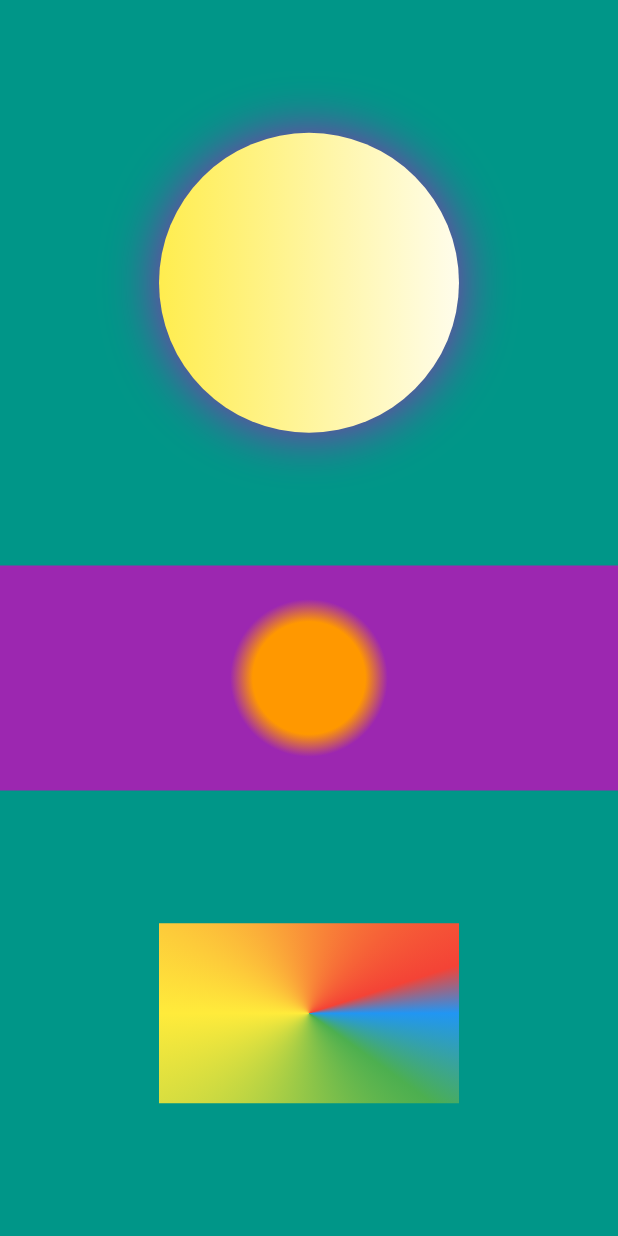
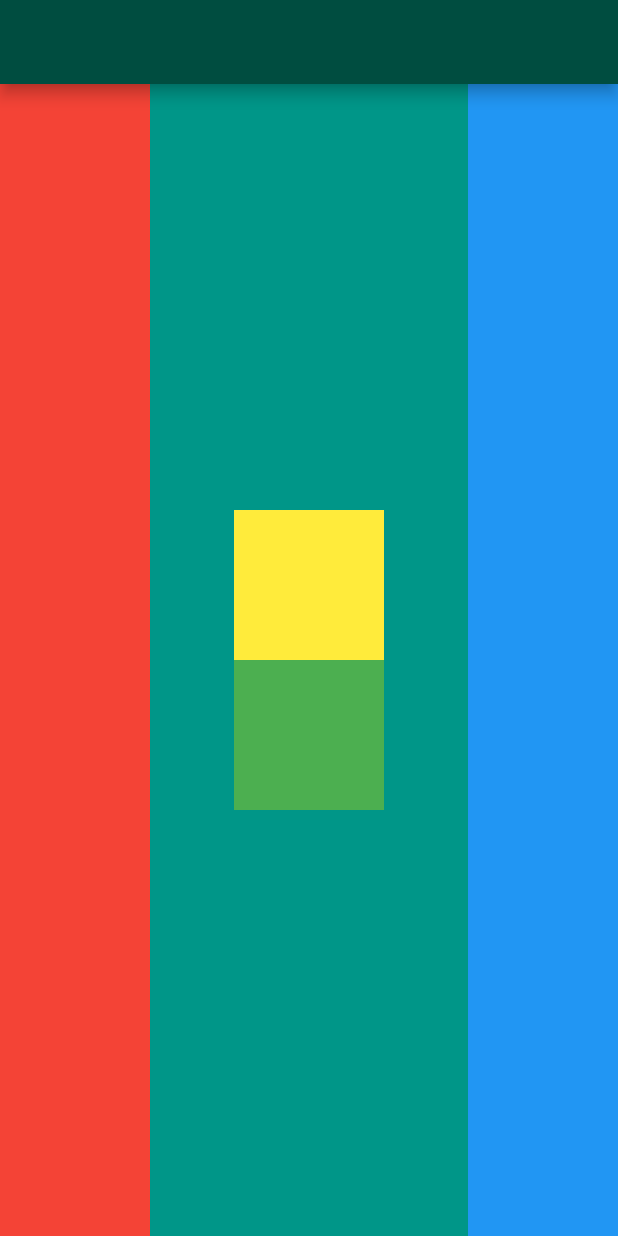
Before and after one commit to cicelcup/Learning_Flutter_MyCard, a Flutter app: the screen it shows after launch, on a phone screen of 412 x 824 dp. Run offline on Flutter 3.47's test engine with Material 2 defaults, Android fonts, the light colour scheme and no system bars; our stand-ins replace google_fonts.

Commit message:
Add my second card to the project

```diff
--- a/lib/main.dart
+++ b/lib/main.dart
@@ -1,10 +1,11 @@
 import 'package:flutter/material.dart';
 import 'my_card.dart';
 import 'my_first_card.dart';
+import 'my_second_card.dart';
 import 'theme.dart';
 
 void main() {
-  runApp(MyFirstCard());
+  runApp(MySecondCard());
 }
 
 class MyApp extends StatelessWidget {
--- /dev/null
+++ b/lib/my_second_card.dart
@@ -0,0 +1,48 @@
+import 'package:flutter/material.dart';
+
+class MySecondCard extends StatelessWidget {
+  // This widget is the root of your application.
+  @override
+  Widget build(BuildContext context) {
+    return MaterialApp(
+      home: Scaffold(
+        backgroundColor: Colors.teal,
+        appBar: AppBar(
+          backgroundColor: Colors.teal[900],
+        ),
+        body: SafeArea(
+          child: Row(
+            mainAxisAlignment: MainAxisAlignment.spaceBetween,
+            children: <Widget>[
+              Container(
+                width: 100,
+                height: double.infinity,
+                color: Colors.red,
+              ),
+              Column(
+                mainAxisAlignment: MainAxisAlignment.center,
+                children: <Widget>[
+                  Container(
+                    color: Colors.yellow,
+                    width: 100,
+                    height: 100,
+                  ),
+                  Container(
+                    color: Colors.green,
+                    width: 100,
+                    height: 100,
+                  )
+                ],
+              ),
+              Container(
+                color: Colors.blue,
+                width: 100,
+                height: double.infinity,
+              )
+            ],
+          ),
+        ),
+      ),
+    );
+  }
+}
```
